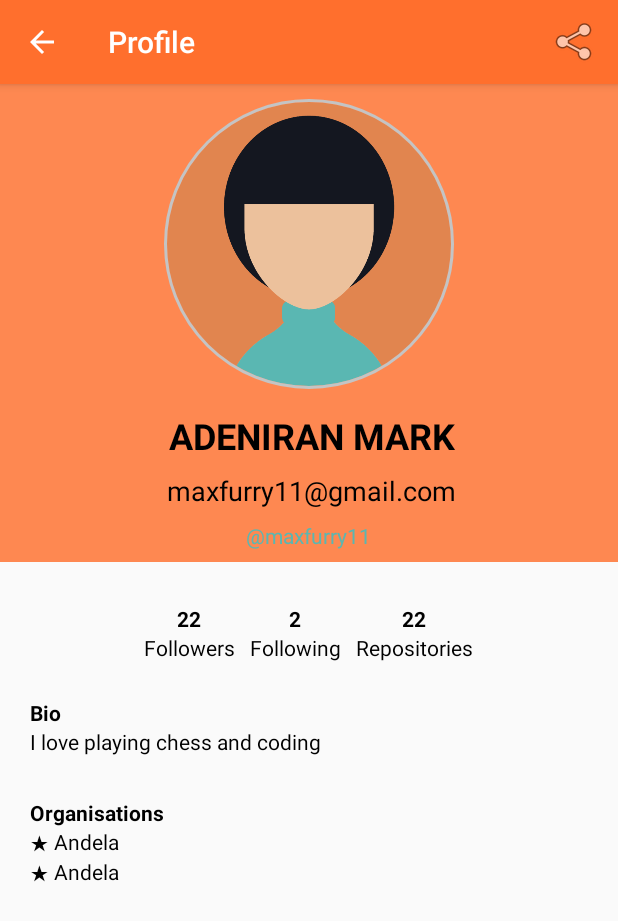
After one commit to Maxfurry/Java-Devs-Nairobi, an Android app: the DevDetails screen opened directly, with no data from a screen before it, on a phone screen of 412 x 824 dp. The commit adds this screen. Shown: the top 921 px of the screen. Run offline under Robolectric (Android 15) with nearby library versions, the phone set to English and light mode, and no system bars; our stand-ins replace CircleImageView.

Commit message:
create detail view

```diff
--- a/app/build.gradle
+++ b/app/build.gradle
@@ -23,7 +23,9 @@ dependencies {
     implementation 'com.android.support:appcompat-v7:28.0.0'
     implementation 'com.android.support:recyclerview-v7:28.0.0'
     implementation 'com.android.support.constraint:constraint-layout:1.1.3'
+    implementation 'com.android.support:design:28.0.0'
     testImplementation 'junit:junit:4.12'
     androidTestImplementation 'com.android.support.test:runner:1.0.2'
     androidTestImplementation 'com.android.support.test.espresso:espresso-core:3.0.2'
+    implementation 'de.hdodenhof:circleimageview:3.0.0'
 }
--- /dev/null
+++ b/app/src/main/java/com/example/javadevnai/DevDetails.java
@@ -0,0 +1,40 @@
+package com.example.javadevnai;
+
+import android.content.Context;
+import android.os.Bundle;
+import android.support.v7.app.AppCompatActivity;
+import android.support.v7.widget.Toolbar;
+import android.view.Menu;
+import android.view.MenuItem;
+import android.widget.Toast;
+
+public class DevDetails extends AppCompatActivity {
+    Context context = this;
+
+    @Override
+    protected void onCreate(Bundle savedInstanceState) {
+        super.onCreate(savedInstanceState);
+        setContentView(R.layout.activity_dev_details);
+        Toolbar toolbar = findViewById(R.id.toolbar);
+        setSupportActionBar(toolbar);
+        getSupportActionBar().setDisplayHomeAsUpEnabled(true);
+    }
+
+    @Override
+    public boolean onCreateOptionsMenu(Menu menu) {
+        getMenuInflater().inflate(R.menu.action_dev_details, menu);
+        return super.onCreateOptionsMenu(menu);
+    }
+
+        @Override
+    public boolean onOptionsItemSelected(MenuItem item) {
+        switch (item.getItemId()) {
+            case R.id.share:
+                Toast.makeText(context, "You clicked the share button", Toast.LENGTH_SHORT).show();
+                break;
+        }
+        return super.onOptionsItemSelected(item);
+
+    }
+
+}
--- a/app/src/main/java/com/example/javadevnai/MainActivity.java
+++ b/app/src/main/java/com/example/javadevnai/MainActivity.java
@@ -1,22 +1,33 @@
 package com.example.javadevnai;
 
 import android.content.Context;
+import android.graphics.Bitmap;
+import android.graphics.BitmapFactory;
 import android.support.v7.app.AppCompatActivity;
 import android.os.Bundle;
+import android.support.v7.widget.LinearLayoutManager;
 import android.support.v7.widget.RecyclerView;
 
 public class MainActivity extends AppCompatActivity {
 
     private RecyclerView recyclerView;
-    private RecyclerView.Adapter mAdapter;
     private RecyclerView.LayoutManager layoutManager;
 
-    @Override
+    Context context = this;
+
     protected void onCreate(Bundle savedInstanceState) {
         super.onCreate(savedInstanceState);
         setContentView(R.layout.activity_main);
         recyclerView = (RecyclerView) findViewById(R.id.my_recycler_view);
 
         recyclerView.setHasFixedSize(true);
+
+        layoutManager = new LinearLayoutManager(this);
+        recyclerView.setLayoutManager(layoutManager);
+
+        Bitmap avatar = BitmapFactory.decodeResource(getResources(), R.drawable.boy);
+
+        MyAdapter adapter = new MyAdapter(context, getResources().getStringArray(R.array.dev_list), avatar);
+        recyclerView.setAdapter(adapter);
     }
 }
--- /dev/null
+++ b/app/src/main/java/com/example/javadevnai/MyAdapter.java
@@ -0,0 +1,45 @@
+package com.example.javadevnai;
+
+import android.content.Context;
+import android.graphics.Bitmap;
+import android.support.v7.widget.RecyclerView;
+import android.view.LayoutInflater;
+import android.view.View;
+import android.view.ViewGroup;
+import android.widget.Toast;
+
+public class MyAdapter extends RecyclerView.Adapter<MyViewHolder> {
+
+    String[] devList;
+    Bitmap avatar;
+    Context context;
+
+    public MyAdapter(Context context, String[] devList, Bitmap avatar) {
+        this.context = context;
+        this.devList = devList;
+        this.avatar = avatar;
+    }
+
+    @Override
+    public MyViewHolder onCreateViewHolder(ViewGroup parent, int viewType) {
+        View v = LayoutInflater.from(parent.getContext()).inflate(R.layout.recycler_item, parent, false);
+        MyViewHolder viewHolder = new MyViewHolder(v);
+        return viewHolder;
+    }
+
+    @Override
+    public void onBindViewHolder(final MyViewHolder holder, int position) {
+        holder.avatar.setImageBitmap(avatar);
+        holder.avatar.setOnClickListener(new View.OnClickListener() {
+            @Override
+            public void onClick(View v) {
+                Toast.makeText(context, "This is: " + devList[holder.getAdapterPosition()], Toast.LENGTH_SHORT).show();
+            }
+        });
+        holder.name.setText(devList[holder.getAdapterPosition()]);
+    }
+    @Override
+    public int getItemCount() {
+        return devList.length;
+    }
+}
--- /dev/null
+++ b/app/src/main/java/com/example/javadevnai/MyViewHolder.java
@@ -0,0 +1,18 @@
+package com.example.javadevnai;
+
+import android.support.v7.widget.RecyclerView;
+import android.view.View;
+import android.widget.ImageView;
+import android.widget.TextView;
+
+public class MyViewHolder extends RecyclerView.ViewHolder{
+
+    public ImageView avatar;
+    public TextView name;
+
+    public MyViewHolder(View itemView) {
+        super(itemView);
+        avatar = (ImageView)itemView.findViewById(R.id.devAvatar);
+        name = (TextView)itemView.findViewById(R.id.devName);
+    }
+}
--- /dev/null
+++ b/app/src/main/res/layout/activity_dev_details.xml
@@ -0,0 +1,33 @@
+<?xml version="1.0" encoding="utf-8"?>
+<android.support.design.widget.CoordinatorLayout xmlns:android="http://schemas.android.com/apk/res/android"
+    xmlns:app="http://schemas.android.com/apk/res-auto"
+    xmlns:tools="http://schemas.android.com/tools"
+    android:layout_width="match_parent"
+    android:layout_height="match_parent"
+    tools:context=".DevDetails">
+
+    <android.support.design.widget.AppBarLayout
+        android:layout_width="match_parent"
+        android:layout_height="wrap_content"
+        android:theme="@style/AppTheme.AppBarOverlay">
+
+        <android.support.v7.widget.Toolbar
+            android:id="@+id/toolbar"
+            android:layout_width="match_parent"
+            android:layout_height="?attr/actionBarSize"
+            android:background="?attr/colorPrimary"
+            app:popupTheme="@style/AppTheme.PopupOverlay" />
+
+    </android.support.design.widget.AppBarLayout>
+
+    <TextView
+        android:layout_width="match_parent"
+        android:layout_height="wrap_content"
+        android:background="#ddd"
+        android:clickable="true"
+        android:gravity="center"
+        android:padding="16dp"
+        android:text="Click to open shearing option" />
+
+    <include layout="@layout/content_dev_details" android:id="@+id/id" />
+</android.support.design.widget.CoordinatorLayout>
--- a/app/src/main/res/layout/activity_main.xml
+++ b/app/src/main/res/layout/activity_main.xml
@@ -1,12 +1,17 @@
 <?xml version="1.0" encoding="utf-8"?>
 <LinearLayout xmlns:android="http://schemas.android.com/apk/res/android"
+    xmlns:tools="http://schemas.android.com/tools"
     android:layout_width="match_parent"
     android:layout_height="match_parent"
     android:gravity="center"
-    android:orientation="vertical">
+    android:orientation="vertical"
+    tools:context=".MainActivity">
 
     <android.support.v7.widget.RecyclerView
         android:id="@+id/my_recycler_view"
+        android:scrollbars="vertical"
         android:layout_width="match_parent"
-        android:layout_height="wrap_content" />
+        android:layout_height="wrap_content"
+        tools:layoutManager="android.support.v7.widget.GridLayoutManager"
+        tools:listitem="@layout/recycler_item"  />
 </LinearLayout>
--- /dev/null
+++ b/app/src/main/res/layout/content_dev_details.xml
@@ -0,0 +1,235 @@
+<?xml version="1.0" encoding="utf-8"?>
+<android.support.constraint.ConstraintLayout xmlns:android="http://schemas.android.com/apk/res/android"
+    xmlns:app="http://schemas.android.com/apk/res-auto"
+    xmlns:tools="http://schemas.android.com/tools"
+    android:layout_width="match_parent"
+    android:layout_height="match_parent"
+    app:layout_behavior="@string/appbar_scrolling_view_behavior"
+    tools:context=".DevDetails"
+    tools:showIn="@layout/activity_dev_details">
+
+    <android.support.constraint.ConstraintLayout
+        android:id="@+id/constraintLayout"
+        android:layout_width="match_parent"
+        android:layout_height="wrap_content"
+        android:background="#D1FF6F2D"
+        app:layout_constraintTop_toTopOf="parent"
+        tools:layout_editor_absoluteX="8dp">
+
+        <de.hdodenhof.circleimageview.CircleImageView xmlns:app="http://schemas.android.com/apk/res-auto"
+            android:id="@+id/imageView2"
+            android:layout_width="193dp"
+            android:layout_height="193dp"
+            android:layout_marginStart="8dp"
+            android:layout_marginTop="10dp"
+            android:layout_marginEnd="8dp"
+            android:src="@drawable/man"
+            app:civ_border_color="#C4C4C4"
+            app:civ_border_width="2dp"
+            app:layout_constraintEnd_toEndOf="parent"
+            app:layout_constraintStart_toStartOf="parent"
+            app:layout_constraintTop_toTopOf="parent" />
+
+        <TextView
+            android:id="@+id/textView"
+            android:layout_width="wrap_content"
+            android:layout_height="wrap_content"
+            android:layout_marginStart="8dp"
+            android:layout_marginTop="8dp"
+            android:layout_marginEnd="8dp"
+            android:layout_marginBottom="8dp"
+            android:text="Adeniran Mark"
+            android:textAllCaps="true"
+            android:textColor="@android:color/black"
+            android:textSize="24sp"
+            android:textStyle="bold"
+            app:layout_constraintBottom_toBottomOf="parent"
+            app:layout_constraintEnd_toEndOf="parent"
+            app:layout_constraintHorizontal_bias="0.512"
+            app:layout_constraintStart_toStartOf="parent"
+            app:layout_constraintTop_toBottomOf="@+id/imageView2"
+            app:layout_constraintVertical_bias="0.102" />
+
+        <TextView
+            android:id="@+id/textView2"
+            android:layout_width="wrap_content"
+            android:layout_height="wrap_content"
+            android:layout_marginStart="8dp"
+            android:layout_marginTop="8dp"
+            android:layout_marginEnd="8dp"
+            android:layout_marginBottom="8dp"
+            android:text="maxfurry11@gmail.com"
+            android:textColor="@android:color/black"
+            android:textSize="18sp"
+            app:layout_constraintBottom_toBottomOf="parent"
+            app:layout_constraintEnd_toEndOf="parent"
+            app:layout_constraintHorizontal_bias="0.509"
+            app:layout_constraintStart_toStartOf="parent"
+            app:layout_constraintTop_toBottomOf="@+id/textView"
+            app:layout_constraintVertical_bias="0.0" />
+
+        <TextView
+            android:id="@+id/textView3"
+            android:layout_width="wrap_content"
+            android:layout_height="wrap_content"
+            android:layout_marginStart="8dp"
+            android:layout_marginTop="8dp"
+            android:layout_marginEnd="8dp"
+            android:layout_marginBottom="8dp"
+            android:text="@maxfurry11"
+            android:textColor="#5AB7B2"
+            app:layout_constraintBottom_toBottomOf="parent"
+            app:layout_constraintEnd_toEndOf="parent"
+            app:layout_constraintStart_toStartOf="parent"
+            app:layout_constraintTop_toBottomOf="@+id/textView2" />
+    </android.support.constraint.ConstraintLayout>
+
+
+    <android.support.constraint.ConstraintLayout
+        android:layout_width="match_parent"
+        android:layout_height="383dp"
+        android:padding="20sp"
+        app:layout_constraintTop_toBottomOf="@+id/constraintLayout">
+
+        <LinearLayout
+            android:id="@+id/linearLayout3"
+            android:layout_width="wrap_content"
+            android:layout_height="wrap_content"
+            android:layout_marginStart="8dp"
+            android:layout_marginTop="8dp"
+            android:layout_marginEnd="8dp"
+            android:orientation="horizontal"
+            app:layout_constraintEnd_toEndOf="parent"
+            app:layout_constraintHorizontal_bias="0.497"
+            app:layout_constraintStart_toStartOf="parent"
+            app:layout_constraintTop_toTopOf="parent">
+
+
+            <LinearLayout
+                android:layout_width="wrap_content"
+                android:layout_height="wrap_content"
+                android:layout_marginRight="10sp"
+                android:gravity="center"
+                android:orientation="vertical">
+
+                <TextView
+                    android:id="@+id/textView4"
+                    android:layout_width="wrap_content"
+                    android:layout_height="wrap_content"
+                    android:text="22"
+                    android:textColor="@android:color/black"
+                    android:textStyle="bold" />
+
+                <TextView
+                    android:id="@+id/textView5"
+                    android:layout_width="wrap_content"
+                    android:layout_height="wrap_content"
+                    android:text="Followers"
+                    android:textColor="@android:color/black" />
+            </LinearLayout>
+
+            <LinearLayout
+                android:layout_width="wrap_content"
+                android:layout_height="wrap_content"
+                android:gravity="center"
+                android:orientation="vertical">
+
+                <TextView
+                    android:id="@+id/textView6"
+                    android:layout_width="wrap_content"
+                    android:layout_height="wrap_content"
+                    android:text="2"
+                    android:textColor="@android:color/black"
+                    android:textStyle="bold" />
+
+                <TextView
+                    android:id="@+id/textView7"
+                    android:layout_width="wrap_content"
+                    android:layout_height="wrap_content"
+                    android:text="Following"
+                    android:textColor="@android:color/black" />
+            </LinearLayout>
+
+            <LinearLayout
+                android:layout_width="wrap_content"
+                android:layout_height="wrap_content"
+                android:layout_marginLeft="10sp"
+                android:gravity="center"
+                android:orientation="vertical">
+
+                <TextView
+                    android:id="@+id/textView8"
+                    android:layout_width="wrap_content"
+                    android:layout_height="wrap_content"
+                    android:text="22"
+                    android:textColor="@android:color/black"
+                    android:textStyle="bold" />
+
+                <TextView
+                    android:id="@+id/textView9"
+                    android:layout_width="wrap_content"
+                    android:layout_height="wrap_content"
+                    android:text="Repositories"
+                    android:textColor="@android:color/black" />
+            </LinearLayout>
+
+        </LinearLayout>
+
+        <LinearLayout
+            android:id="@+id/linearLayout2"
+            android:layout_width="match_parent"
+            android:layout_height="wrap_content"
+            android:layout_marginTop="24dp"
+            android:orientation="vertical"
+            app:layout_constraintTop_toBottomOf="@+id/linearLayout3"
+            tools:layout_editor_absoluteX="20dp">
+
+            <TextView
+                android:id="@+id/textView16"
+                android:layout_width="wrap_content"
+                android:layout_height="wrap_content"
+                android:text="Bio"
+                android:textColor="@android:color/black"
+                android:textStyle="bold" />
+
+            <TextView
+                android:id="@+id/textView17"
+                android:layout_width="wrap_content"
+                android:layout_height="wrap_content"
+                android:text="I love playing chess and coding"
+                android:textColor="@android:color/black" />
+        </LinearLayout>
+
+        <LinearLayout
+            android:layout_width="match_parent"
+            android:layout_height="wrap_content"
+            android:layout_marginTop="28dp"
+            android:orientation="vertical"
+            app:layout_constraintTop_toBottomOf="@+id/linearLayout2"
+            tools:layout_editor_absoluteX="16dp">
+
+            <TextView
+                android:id="@+id/textView18"
+                android:layout_width="wrap_content"
+                android:layout_height="wrap_content"
+                android:text="Organisations"
+                android:textColor="@android:color/black"
+                android:textStyle="bold" />
+
+            <TextView
+                android:id="@+id/textView19"
+                android:layout_width="wrap_content"
+                android:layout_height="wrap_content"
+                android:text="@string/star_andela"
+                android:textColor="@android:color/black" />
+
+            <TextView
+                android:id="@+id/textView20"
+                android:layout_width="wrap_content"
+                android:layout_height="wrap_content"
+                android:text="@string/star_andela"
+                android:textColor="@android:color/black" />
+        </LinearLayout>
+    </android.support.constraint.ConstraintLayout>
+
+</android.support.constraint.ConstraintLayout>
--- a/app/src/main/res/layout/recycler_item.xml
+++ b/app/src/main/res/layout/recycler_item.xml
@@ -1,19 +1,21 @@
 <LinearLayout xmlns:android="http://schemas.android.com/apk/res/android"
     android:layout_width="match_parent"
     android:layout_height="wrap_content"
-    android:gravity="center"
     android:padding="16dp"
-    android:orientation="vertical">
+    android:orientation="horizontal"
+    android:id="@+id/linearLayout">
 
     <ImageView
-        android:id="@+id/ivLogo"
-        android:layout_width="80dp"
-        android:layout_height="80dp" />
+        android:id="@+id/devAvatar"
+        android:layout_width="120dp"
+        android:layout_height="120dp"
+        android:layout_marginRight="40dp" />
 
     <TextView
+        android:id="@+id/devName"
+        android:layout_gravity="center_vertical"
+        android:layout_width="wrap_content"
+        android:layout_height="wrap_content"
         android:layout_margin="4dp"
-        android:id="@+id/tvCompany"
-        android:layout_width="wrap_content"
-        android:layout_height="wrap_content" />
-
+        android:textSize="20sp" />
 </LinearLayout>
--- /dev/null
+++ b/app/src/main/res/menu/action_dev_details.xml
@@ -0,0 +1,9 @@
+<?xml version="1.0" encoding="utf-8"?>
+<menu xmlns:android="http://schemas.android.com/apk/res/android"
+    xmlns:app="http://schemas.android.com/apk/res-auto">
+    <item
+        android:id="@+id/share"
+        android:icon="@android:drawable/ic_menu_share"
+        android:title="Share"
+        app:showAsAction="ifRoom"/>
+</menu>
--- /dev/null
+++ b/app/src/main/res/values/dimens.xml
@@ -0,0 +1,3 @@
+<resources>
+    <dimen name="fab_margin">16dp</dimen>
+</resources>
--- a/app/src/main/res/values/strings.xml
+++ b/app/src/main/res/values/strings.xml
@@ -1,4 +1,20 @@
 <resources>
     <string name="app_name">Java Dev Nai</string>
-    <string name="dev_username">maxfury</string>
+    <string name="dev_name">@maxfurry</string>
+    <string-array name="dev_list">
+        <item>@maxfurry</item>
+        <item>@luckzman</item>
+        <item>@etlneg</item>
+        <item>@ibro</item>
+        <item>@peerless</item>
+        <item>@maxfurry</item>
+        <item>@luckzman</item>
+        <item>@etlneg</item>
+        <item>@ibro</item>
+        <item>@peerless</item>
+        <item>@macodinas</item>
+    </string-array>
+    <string name="title_activity_dev_detail">DevDetailActivity</string>
+    <string name="title_activity_dev_details">Profile</string>
+    <string name="star_andela">\u2605 Andela</string>
 </resources>
--- a/app/src/main/res/values/styles.xml
+++ b/app/src/main/res/values/styles.xml
@@ -8,4 +8,13 @@
         <item name="colorAccent">@color/colorAccent</item>
     </style>
 
+    <style name="AppTheme.NoActionBar">
+        <item name="windowActionBar">false</item>
+        <item name="windowNoTitle">true</item>
+    </style>
+
+    <style name="AppTheme.AppBarOverlay" parent="ThemeOverlay.AppCompat.Dark.ActionBar" />
+
+    <style name="AppTheme.PopupOverlay" parent="ThemeOverlay.AppCompat.Light" />
+
 </resources>
```
Also changed, not shown: app/src/main/AndroidManifest.xml (+13 -1 lines), app/src/main/res/drawable/boy.png (added), app/src/main/res/drawable/man.png (added).
